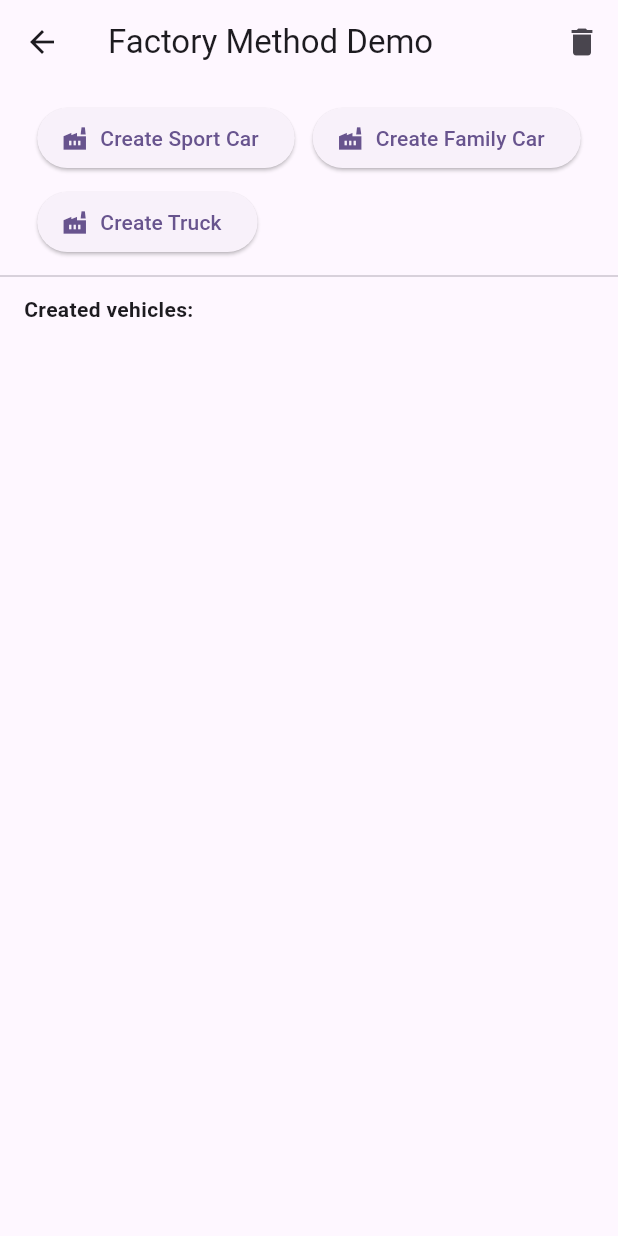
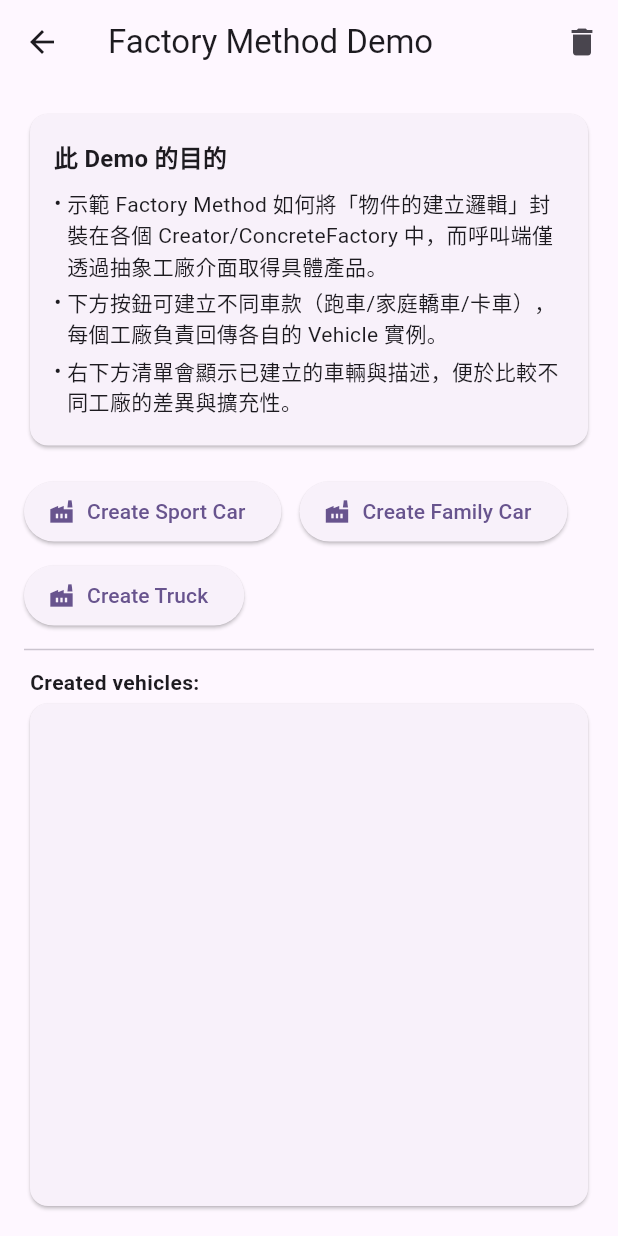
Before and after one commit to doremichen/flutter_home, a Flutter app: the _FactoryDemoBody screen opened directly, on a phone screen of 412 x 824 dp. Run offline on Flutter 3.47's test engine with Material 3 defaults, Android fonts, the light colour scheme and no system bars.

Commit message:
[DesignPatternDemo]: update factory demo page

```diff
--- a/DesignPatternDemo/lib/demos/factory_method/factory_demo.dart
+++ b/DesignPatternDemo/lib/demos/factory_method/factory_demo.dart
@@ -13,7 +13,6 @@ import 'creator/factory.dart';
 import 'view_model/factory_view_model.dart';
 
 class FactoryDemoPage extends StatelessWidget {
-
   const FactoryDemoPage({super.key});
 
   @override
@@ -23,11 +22,9 @@ class FactoryDemoPage extends StatelessWidget {
       child: const _FactoryDemoBody(),
     );
   }
-
 }
 
 class _FactoryDemoBody extends StatelessWidget {
-
   const _FactoryDemoBody();
 
   @override
@@ -40,7 +37,7 @@ class _FactoryDemoBody extends StatelessWidget {
 
     return Consumer<FactoryViewModel>(
       builder: (context, vm, _) {
-        // show toast
+        // show toast/snack bar after frame
         WidgetsBinding.instance.addPostFrameCallback((_) {
           final msg = vm.takeLastToast();
           if (msg != null) {
@@ -49,6 +46,8 @@ class _FactoryDemoBody extends StatelessWidget {
             );
           }
         });
+
+        Theme.of(context);
 
         return Scaffold(
           appBar: AppBar(
@@ -64,21 +63,41 @@ class _FactoryDemoBody extends StatelessWidget {
                       title: const Text('Clear all'),
                       content: const Text('Remove all created vehicles?'),
                       actions: [
-                            TextButton(onPressed: () => Navigator.pop(ctx, false), child: const Text('Cancel')),
-                            ElevatedButton(onPressed: () => Navigator.pop(ctx, true), child: const Text('Confirm')),
+                        TextButton(
+                          onPressed: () => Navigator.pop(ctx, false),
+                          child: const Text('Cancel'),
+                        ),
+                        ElevatedButton(
+                          onPressed: () => Navigator.pop(ctx, true),
+                          child: const Text('Confirm'),
+                        ),
                       ],
                     ),
                   );
                   if (confirm == true) vm.clearAll();
-                    }
+                },
               ),
             ],
           ),
-          body: Column(
+          body: Padding(
+            padding: const EdgeInsets.all(16),
+            child: Column(
               children: [
-              const SizedBox(height: 12),
-              // button
-              Wrap(
+                /// --- 新增：Demo 目的說明（位於 AppBar 下方） ---
+                _InfoBanner(
+                  title: '此 Demo 的目的',
+                  lines: const [
+                    '示範 Factory Method 如何將「物件的建立邏輯」封裝在各個 Creator/ConcreteFactory 中，而呼叫端僅透過抽象工廠介面取得具體產品。',
+                    '下方按鈕可建立不同車款（跑車/家庭轎車/卡車），每個工廠負責回傳各自的 Vehicle 實例。',
+                    '右下方清單會顯示已建立的車輛與描述，便於比較不同工廠的差異與擴充性。',
+                  ],
+                ),
+                const SizedBox(height: 16),
+
+                /// --- 控制區：建立 Vehicle 的按鈕群 ---
+                Align(
+                  alignment: Alignment.centerLeft,
+                  child: Wrap(
                     spacing: 12,
                     runSpacing: 8,
                     children: factories
@@ -88,20 +107,28 @@ class _FactoryDemoBody extends StatelessWidget {
                         icon: const Icon(Icons.factory),
                         label: Text(f.label),
                       ),
-                          ).toList(),
+                    )
+                        .toList(),
+                  ),
                 ),
 
                 const Divider(height: 24),
+
+                /// --- 清單標題 ---
                 const Padding(
-                padding: EdgeInsets.symmetric(horizontal: 16.0),
+                  padding: EdgeInsets.symmetric(horizontal: 4.0),
                   child: Align(
                     alignment: Alignment.centerLeft,
-                  child: Text('Created vehicles:', style: TextStyle(fontWeight: FontWeight.bold)),
+                    child: Text(
+                      'Created vehicles:',
+                      style: TextStyle(fontWeight: FontWeight.bold),
+                    ),
                   ),
                 ),
 
-              // Result
+                /// --- 結果清單 ---
                 Expanded(
+                  child: Card(
                     child: ListView.separated(
                       padding: const EdgeInsets.all(16),
                       itemCount: vm.created.length,
@@ -116,12 +143,57 @@ class _FactoryDemoBody extends StatelessWidget {
                       },
                     ),
                   ),
-
+                ),
               ],
+            ),
           ),
         );
       },
     );
   }
+}
 
+/// --- 小元件：頂部資訊 Banner（卡片樣式、與 Builder Demo 同格式） ---
+class _InfoBanner extends StatelessWidget {
+  final String title;
+  final List<String> lines;
+
+  const _InfoBanner({
+    required this.title,
+    required this.lines,
+  });
+
+  @override
+  Widget build(BuildContext context) {
+    final theme = Theme.of(context);
+    final titleStyle =
+    theme.textTheme.titleMedium?.copyWith(fontWeight: FontWeight.bold);
+    final bodyStyle = theme.textTheme.bodyMedium;
+
+    return Card(
+      color: theme.colorScheme.surfaceContainerLow,
+      child: Padding(
+        padding: const EdgeInsets.all(16),
+        child: Column(
+          crossAxisAlignment: CrossAxisAlignment.start,
+          children: [
+            if (titleStyle != null) Text(title, style: titleStyle),
+            const SizedBox(height: 8),
+            ...lines.map(
+                  (t) => Padding(
+                padding: const EdgeInsets.only(bottom: 4),
+                child: Row(
+                  crossAxisAlignment: CrossAxisAlignment.start,
+                  children: [
+                    const Text('• '),
+                    Expanded(child: Text(t, style: bodyStyle)),
+                  ],
+                ),
+              ),
+            ),
+          ],
+        ),
+      ),
+    );
   }
+}
```
Lines whose indentation alone changed are shown as unchanged.
